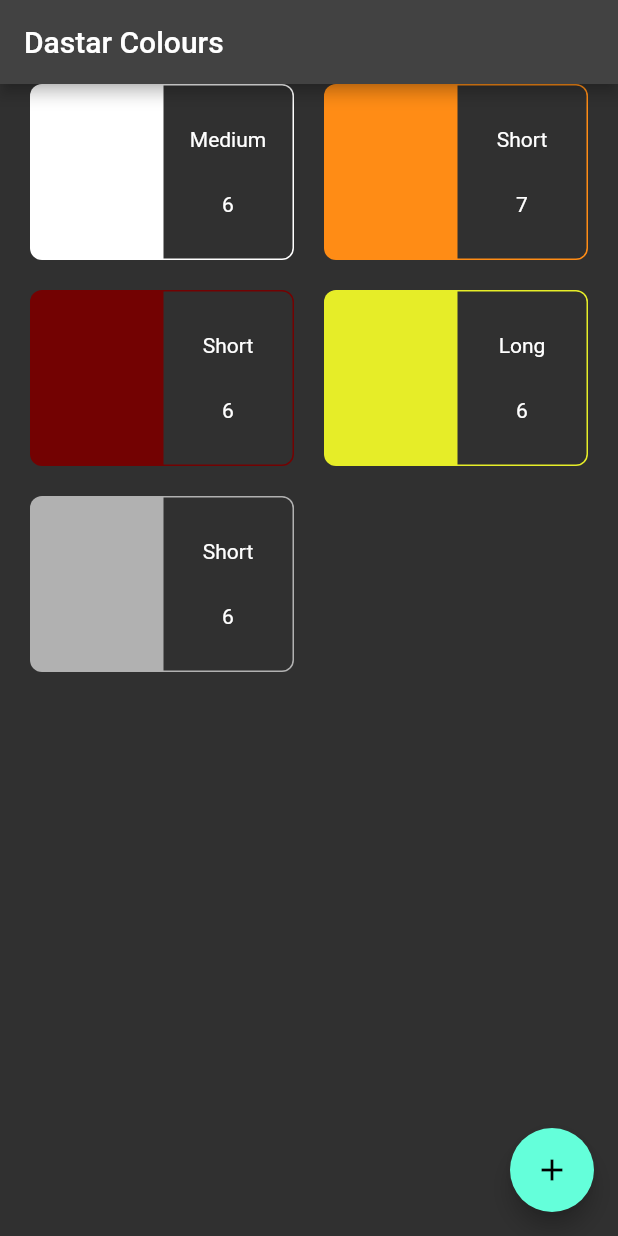
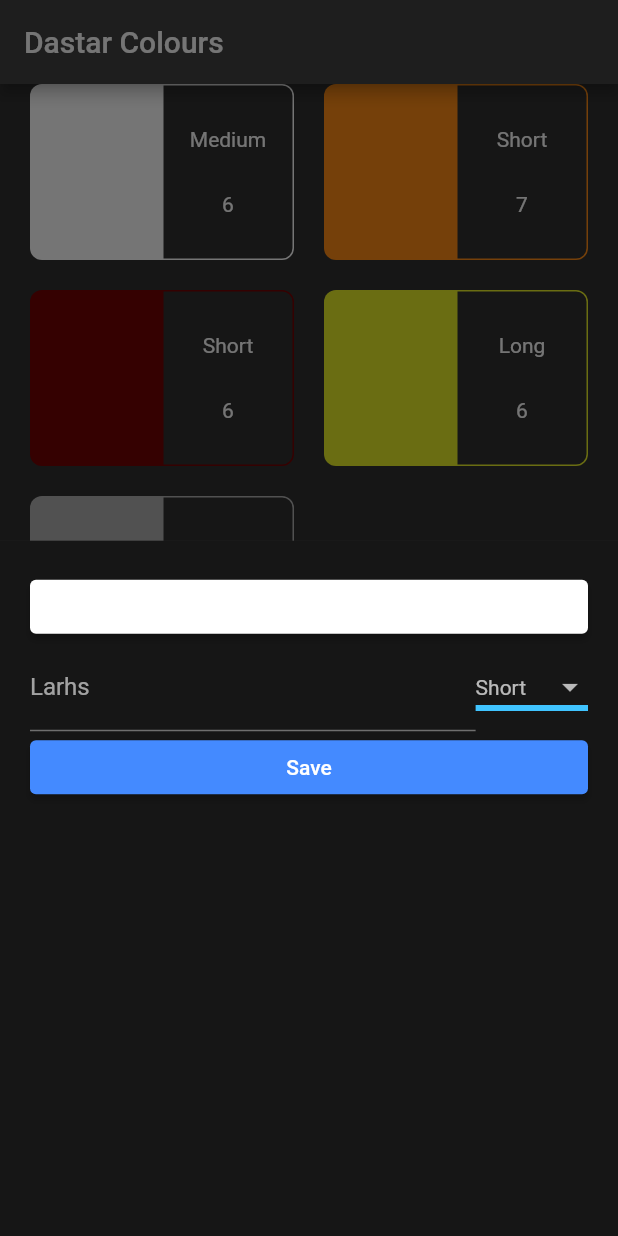
Before and after one commit to HarmanSran/colours_flutter, a Flutter app: the screen it shows after launch, after a tap on the "add" icon, on a phone screen of 412 x 824 dp. Run offline on Flutter 3.47's test engine with Material 2 defaults, Android fonts, the phone set to English and light mode, and no system bars; our stand-ins replace flutter_colorpicker.

Commit message:
Implement 'add screen'

```diff
--- a/lib/models/dastar.dart
+++ b/lib/models/dastar.dart
@@ -1,6 +1,19 @@
 import 'package:flutter/material.dart';
 
 enum Length { short, medium, long }
+
+String getLengthCaption(Length length) {
+  switch (length) {
+    case Length.short:
+      return "Short";
+    case Length.medium:
+      return "Medium";
+    case Length.long:
+      return "Long";
+    default:
+      return "???";
+  }
+}
 
 class Dastar {
   final Color colour;
--- /dev/null
+++ b/lib/screens/add_dastar_screen.dart
@@ -0,0 +1,113 @@
+import 'package:colours_flutter/models/dastar.dart';
+import 'package:colours_flutter/models/dastar_data.dart';
+import 'package:flutter/material.dart';
+import 'package:flutter/services.dart';
+import 'package:flutter_colorpicker/flutter_colorpicker.dart';
+import 'package:provider/provider.dart';
+
+class AddDastarScreen extends StatefulWidget {
+  AddDastarScreen({Key? key}) : super(key: key);
+
+  @override
+  State<AddDastarScreen> createState() => _AddDastarScreenState();
+}
+
+class _AddDastarScreenState extends State<AddDastarScreen> {
+  Color colour = const Color(0xFFFFFFFF);
+  Color pickerColor = const Color(0xFFFFFFFF);
+  int larhs = 6;
+  Length length = Length.short;
+
+  @override
+  Widget build(BuildContext context) {
+    return Container(
+      color: Colors.black54,
+      padding: const EdgeInsets.all(20.0),
+      child: Column(
+        crossAxisAlignment: CrossAxisAlignment.stretch,
+        children: [
+          ElevatedButton(
+            child: const Text('Dastar colour'),
+            style: ElevatedButton.styleFrom(
+              primary: colour,
+            ),
+            onPressed: () {
+              showDialog(
+                context: context,
+                builder: (context) => AlertDialog(
+                  title: const Text('Pick a color!'),
+                  content: SingleChildScrollView(
+                    child: ColorPicker(
+                      pickerColor: pickerColor,
+                      onColorChanged: (Color newColor) {
+                        setState(() => pickerColor = newColor);
+                      },
+                    ),
+                  ),
+                  actions: <Widget>[
+                    ElevatedButton(
+                      child: const Text('Got it'),
+                      onPressed: () {
+                        setState(() => colour = pickerColor);
+                        Navigator.of(context).pop();
+                      },
+                    ),
+                  ],
+                ),
+              );
+            },
+          ),
+          Row(children: [
+            Flexible(
+              child: TextField(
+                decoration: const InputDecoration(labelText: "Larhs"),
+                keyboardType: TextInputType.number,
+                inputFormatters: <TextInputFormatter>[
+                  FilteringTextInputFormatter.allow(RegExp(r'[0-9]')),
+                ],
+                // textAlign: TextAlign.center,
+                onChanged: (newLarhs) {
+                  setState(() {
+                    larhs = int.parse(newLarhs);
+                  });
+                },
+              ),
+            ),
+            DropdownButton<Length>(
+              value: length,
+              // icon: const Icon(Icons.arrow_downward),
+              elevation: 16,
+              style: const TextStyle(color: Colors.white70),
+              underline: Container(
+                height: 4,
+                color: Colors.lightBlueAccent,
+              ),
+              onChanged: (Length? newLength) {
+                setState(() {
+                  length = newLength!;
+                });
+              },
+              items: Length.values
+                  .map((len) => DropdownMenuItem(
+                        child: Text(getLengthCaption(len)),
+                        value: len,
+                      ))
+                  .toList(),
+            ),
+          ]),
+          ElevatedButton(
+            onPressed: () {
+              Provider.of<DastarData>(context, listen: false)
+                  .addDastar(colour, larhs, length);
+              Navigator.pop(context);
+            },
+            child: const Text('Save'),
+            style: ElevatedButton.styleFrom(
+              primary: Colors.blueAccent,
+            ),
+          ),
+        ],
+      ),
+    );
+  }
+}
--- a/lib/screens/dastars_screen.dart
+++ b/lib/screens/dastars_screen.dart
@@ -1,3 +1,4 @@
+import 'package:colours_flutter/screens/add_dastar_screen.dart';
 import 'package:colours_flutter/widgets/dastars_grid.dart';
 import 'package:flutter/material.dart';
 
@@ -14,8 +15,10 @@ class DastarsScreen extends StatelessWidget {
       ),
       floatingActionButton: FloatingActionButton(
         onPressed: () {
-          print("TODO");
-          // https://pub.dev/packages/flutter_colorpicker
+          showModalBottomSheet(
+            context: context,
+            builder: (context) => AddDastarScreen(),
+          );
         },
         child: const Icon(Icons.add),
       ),
--- a/lib/widgets/dastar_tile.dart
+++ b/lib/widgets/dastar_tile.dart
@@ -1,18 +1,5 @@
 import 'package:colours_flutter/models/dastar.dart';
 import 'package:flutter/material.dart';
-
-String getLengthCaption(Length length) {
-  switch (length) {
-    case Length.short:
-      return "Short";
-    case Length.medium:
-      return "Medium";
-    case Length.long:
-      return "Long";
-    default:
-      return "???";
-  }
-}
 
 class DastarTile extends StatelessWidget {
   const DastarTile({
--- a/pubspec.yaml
+++ b/pubspec.yaml
@@ -16,6 +16,7 @@ dependencies:
 
   cupertino_icons: ^1.0.2
   provider: ^6.0.1
+  flutter_colorpicker: ^1.0.3
 
 dev_dependencies:
   flutter_test:
```
Also changed, not shown: pubspec.lock.
